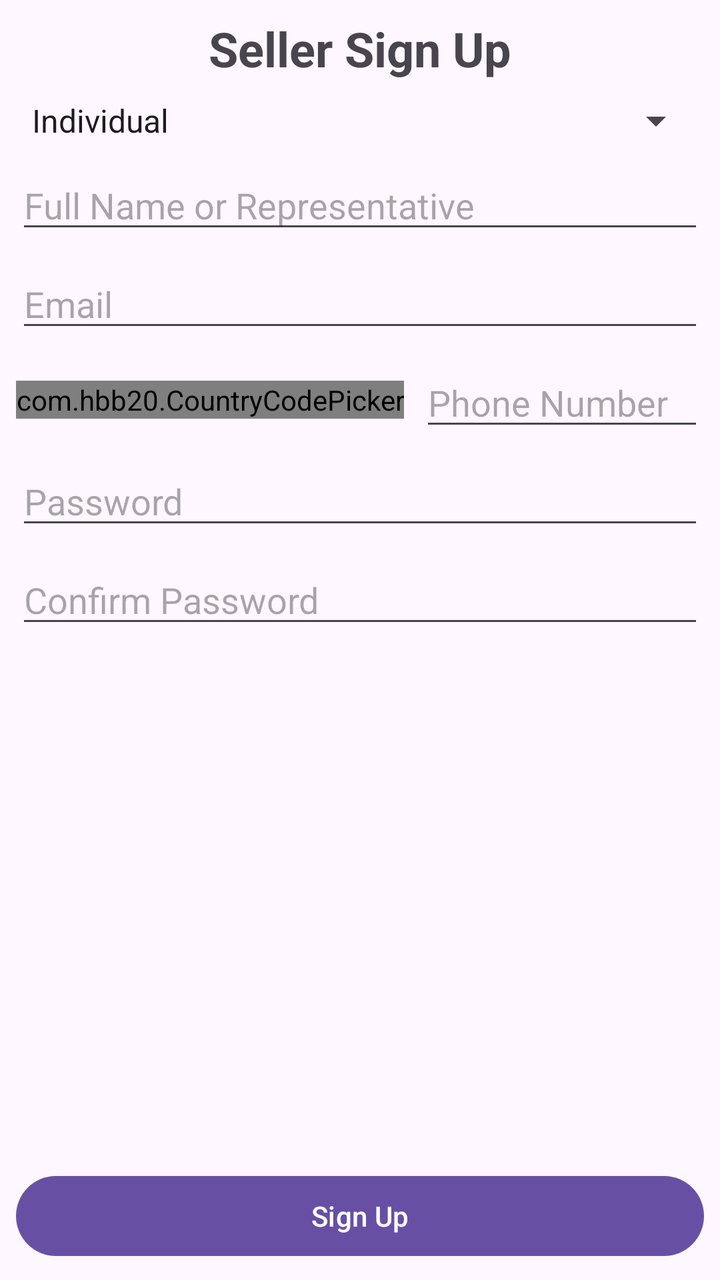
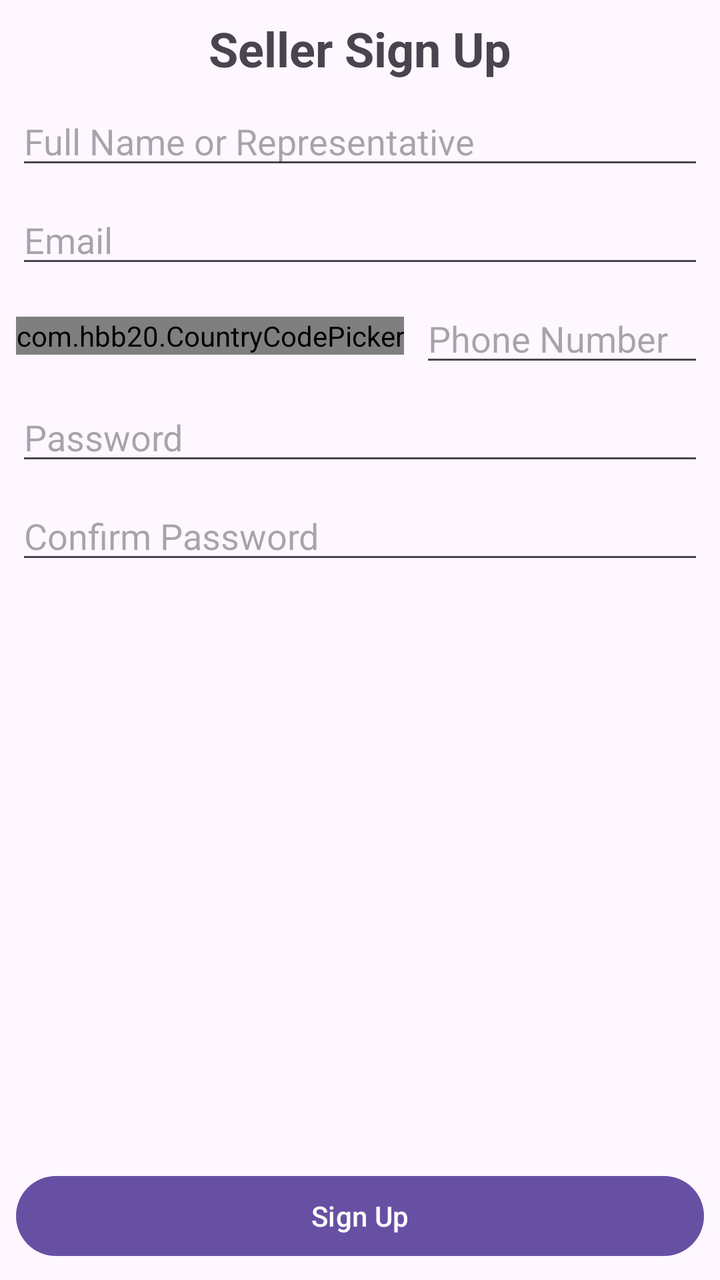

Before-and-after screenshots of an Android layout around one commit, followed by the original layout XML and the change that was made.
<!-- AndroidManifest.xml: application theme Theme.BooksForMeSeller -->
<!-- res/layout/activity_sign_up.xml -->
<?xml version="1.0" encoding="utf-8"?>
<androidx.constraintlayout.widget.ConstraintLayout xmlns:android="http://schemas.android.com/apk/res/android"
    xmlns:app="http://schemas.android.com/apk/res-auto"
    xmlns:tools="http://schemas.android.com/tools"
    android:id="@+id/main"
    android:layout_width="match_parent"
    android:layout_height="match_parent"
    tools:context=".activity.signup.SignUpActivity">

    

    <TextView
        android:id="@+id/sign_up_page_title"
        android:layout_width="match_parent"
        android:layout_height="wrap_content"
        android:layout_margin="8dp"
        android:text="@string/sign_up_page_text"
        android:textAlignment="center"
        android:textSize="24sp"
        android:textStyle="bold"
        app:layout_constraintEnd_toEndOf="parent"
        app:layout_constraintStart_toStartOf="parent"
        app:layout_constraintTop_toTopOf="parent" />

    
    <Spinner
        android:id="@+id/spinnerSellerType"
        android:layout_width="match_parent"
        android:layout_height="wrap_content"
        android:layout_margin="8dp"
        android:entries="@array/seller_types"
        app:layout_constraintEnd_toEndOf="parent"
        app:layout_constraintStart_toStartOf="parent"
        app:layout_constraintTop_toBottomOf="@id/sign_up_page_title" />

    
    <EditText
        android:id="@+id/etFullName"
        android:layout_width="match_parent"
        android:layout_height="wrap_content"
        android:layout_margin="8dp"
        android:layout_marginTop="8dp"
        android:hint="@string/sign_up_page_name_text_hint"
        android:inputType="textPersonName"
        app:layout_constraintEnd_toEndOf="parent"
        app:layout_constraintStart_toStartOf="parent"
        app:layout_constraintTop_toBottomOf="@id/spinnerSellerType" />

    
    <EditText
        android:id="@+id/etEmail"
        android:layout_width="match_parent"
        android:layout_height="wrap_content"
        android:layout_margin="8dp"
        android:layout_marginTop="8dp"
        android:hint="@string/sign_up_page_email_text_hint"
        android:inputType="textEmailAddress"
        app:layout_constraintEnd_toEndOf="parent"
        app:layout_constraintStart_toStartOf="parent"
        app:layout_constraintTop_toBottomOf="@id/etFullName" />

    <com.hbb20.CountryCodePicker
        android:id="@+id/countryCodePicker"
        android:layout_width="wrap_content"
        android:layout_height="wrap_content"
        android:layout_margin="8dp"
        app:ccp_defaultLanguage="ENGLISH"
        app:ccp_defaultNameCode="LK"
        app:ccp_defaultPhoneCode="94"
        app:ccp_showFlag="true"
        app:ccp_showNameCode="false"
        app:ccp_showPhoneCode="true"
        app:layout_constraintBottom_toBottomOf="@+id/etPhoneNumber"
        app:layout_constraintStart_toStartOf="parent"
        app:layout_constraintTop_toTopOf="@+id/etPhoneNumber" />

    <EditText
        android:id="@+id/etPhoneNumber"
        android:layout_width="0dp"
        android:layout_height="wrap_content"
        android:layout_margin="8dp"
        android:layout_marginTop="112dp"
        android:hint="@string/sign_up_page_phone_number_text_hint"
        android:inputType="phone"
        app:layout_constraintEnd_toEndOf="parent"
        app:layout_constraintStart_toEndOf="@+id/countryCodePicker"
        app:layout_constraintTop_toBottomOf="@id/etEmail" />

    
    <EditText
        android:id="@+id/etPassword"
        android:layout_width="match_parent"
        android:layout_height="wrap_content"
        android:layout_margin="8dp"
        android:layout_marginTop="8dp"
        android:hint="@string/sign_up_page_password_text_hint"
        android:inputType="textPassword"
        app:layout_constraintEnd_toEndOf="parent"
        app:layout_constraintStart_toStartOf="parent"
        app:layout_constraintTop_toBottomOf="@id/etPhoneNumber" />

    
    <EditText
        android:id="@+id/etConfirmPassword"
        android:layout_width="match_parent"
        android:layout_height="wrap_content"
        android:layout_margin="8dp"
        android:layout_marginTop="8dp"
        android:hint="@string/sign_up_page_confirm_password_text_hint"
        android:inputType="textPassword"
        app:layout_constraintEnd_toEndOf="parent"
        app:layout_constraintStart_toStartOf="parent"
        app:layout_constraintTop_toBottomOf="@id/etPassword" />

    <Button
        android:id="@+id/btnSignUp"
        android:layout_width="match_parent"
        android:layout_height="wrap_content"
        android:layout_margin="8dp"
        android:text="@string/sign_up_page_button_text"
        app:layout_constraintBottom_toBottomOf="parent"
        app:layout_constraintEnd_toEndOf="parent"
        app:layout_constraintStart_toStartOf="parent" />

    <ProgressBar
        android:id="@+id/signUpProgressBar"
        android:layout_width="wrap_content"
        android:layout_height="wrap_content"
        android:layout_gravity="center"
        android:visibility="gone"
        app:layout_constraintBottom_toBottomOf="parent"
        app:layout_constraintEnd_toEndOf="parent"
        app:layout_constraintStart_toStartOf="parent"
        app:layout_constraintTop_toTopOf="parent" />

</androidx.constraintlayout.widget.ConstraintLayout>
<!-- resources referenced by this layout -->
<resources>
  <string-array name="seller_types">
          <item>Individual</item>
          <item>Company</item>
      </string-array>
  <string name="sign_up_page_button_text">Sign Up</string>
  <string name="sign_up_page_confirm_password_text_hint">Confirm Password</string>
  <string name="sign_up_page_email_text_hint">Email</string>
  <string name="sign_up_page_name_text_hint">Full Name or Representative</string>
  <string name="sign_up_page_password_text_hint">Password</string>
  <string name="sign_up_page_phone_number_text_hint">Phone Number</string>
  <string name="sign_up_page_text">Seller Sign Up</string>
  <style name="Theme.BooksForMeSeller" parent="Base.Theme.BooksForMeSeller" />
  <style name="Base.Theme.BooksForMeSeller" parent="Theme.Material3.DayNight.NoActionBar">
          
          
      </style>
</resources>

<!-- the commit's change to res/layout/activity_sign_up.xml (unified diff, before → after) -->
@@ -22,16 +22,7 @@
         app:layout_constraintStart_toStartOf="parent"
         app:layout_constraintTop_toTopOf="parent" />
 
-    
-    <Spinner
-        android:id="@+id/spinnerSellerType"
-        android:layout_width="match_parent"
-        android:layout_height="wrap_content"
-        android:layout_margin="8dp"
-        android:entries="@array/seller_types"
-        app:layout_constraintEnd_toEndOf="parent"
-        app:layout_constraintStart_toStartOf="parent"
-        app:layout_constraintTop_toBottomOf="@id/sign_up_page_title" />
+
 
     
     <EditText
@@ -44,7 +35,7 @@
         android:inputType="textPersonName"
         app:layout_constraintEnd_toEndOf="parent"
         app:layout_constraintStart_toStartOf="parent"
-        app:layout_constraintTop_toBottomOf="@id/spinnerSellerType" />
+        app:layout_constraintTop_toBottomOf="@id/sign_up_page_title" />
 
     
     <EditText
<!-- resource entries referenced after the edit -->
@@ -1,9 +1,5 @@
 <!-- resources referenced by this layout -->
 <resources>
-  <string-array name="seller_types">
-          <item>Individual</item>
-          <item>Company</item>
-      </string-array>
   <string name="sign_up_page_button_text">Sign Up</string>
   <string name="sign_up_page_confirm_password_text_hint">Confirm Password</string>
   <string name="sign_up_page_email_text_hint">Email</string>
